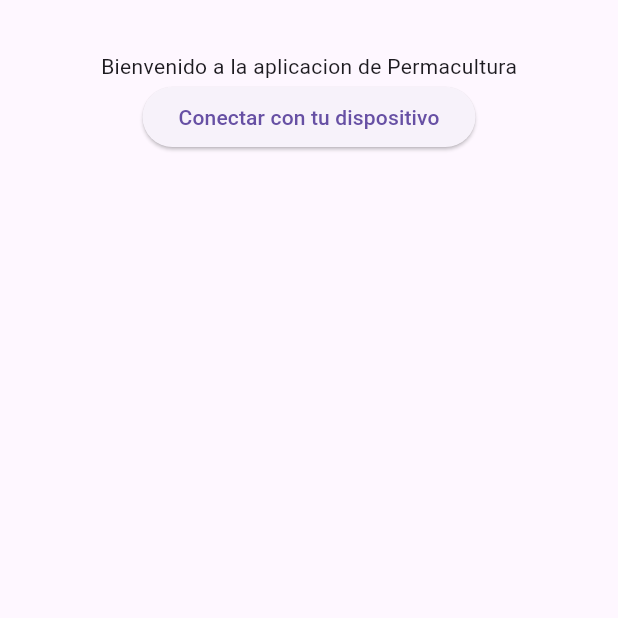
After one commit to mgm1221/App_permacultura, a Flutter app: the screen it shows after launch, on a phone screen of 412 x 824 dp, the part 558-1176 px from its top. The commit adds this screen. Run offline on Flutter 3.47's test engine with Material 3 defaults, Android fonts, the phone set to English and light mode, and no system bars; our stand-ins replace permission_handler, shared_preferences; missing offline and left inert: flutter_reactive_ble.

Commit message:
Se agrego pantalla home, firstScreen para diferenciar entre el primer igreso a la aplicacion

```diff
--- /dev/null
+++ b/lib/Screens/firstScreen.dart
@@ -0,0 +1,45 @@
+import 'package:flutter/material.dart';
+import 'scanningBLE.dart';
+
+class FirstScreen extends StatefulWidget{
+  const FirstScreen({super.key});
+
+  @override
+  State<StatefulWidget> createState() =>_FirstScreenState();
+}
+
+class _FirstScreenState extends State<FirstScreen>{
+  @override
+  Widget build(BuildContext context) {
+
+    return Scaffold(
+      appBar: AppBar(
+        backgroundColor: Colors.greenAccent,
+        title: Text("Iniciar sesion"),
+      ),
+      body: Center(
+
+        child: Column(
+
+          mainAxisAlignment: MainAxisAlignment.center,
+          children: <Widget>[
+            const Text(
+              'Bienvenido a la aplicacion de Permacultura',
+            ),
+            ElevatedButton(
+                onPressed: (){
+                  Navigator.push(
+                    context,
+                    MaterialPageRoute<void>(
+                      builder: (context)=> ScanScreen(),
+                    ),
+                  );
+                },
+                child: Text("Conectar con tu dispositivo")
+            )
+          ],
+        ),
+      ),
+    );
+  }
+}
--- a/lib/Screens/scanningBLE.dart
+++ b/lib/Screens/scanningBLE.dart
@@ -2,7 +2,7 @@ import 'package:flutter/material.dart';
 import 'package:flutter_reactive_ble/flutter_reactive_ble.dart';
 import 'package:app/Services/ble_Search.dart';
 import 'package:app/Services/bleConnect.dart';
-import 'Pantalla_credenciales_wifi.dart';
+import 'wifiCredentials.dart';
 
 
 final flutterReactiveBle = FlutterReactiveBle();
--- a/lib/Services/bleSendCredentials.dart
+++ b/lib/Services/bleSendCredentials.dart
@@ -9,10 +9,8 @@ Future<bool> sentCredentials(FlutterReactiveBle ble, String deviceId, String ssi
   String finalString = ssid + " " + password;
   try{
     await ble.writeCharacteristicWithResponse(qualChar, value: utf8.encode(finalString));
-    print("Write with response successful");
     SettingsService.markParingComplete();
     SettingsService.savePairedDeviceId(deviceId);
-    print(SettingsService.pairedDeviceId);
     return true;
 
   }catch(e){
--- a/lib/Services/settings_services.dart
+++ b/lib/Services/settings_services.dart
@@ -17,6 +17,9 @@ class SettingsService {
     await _prefs!.setBool(_kIsFirstRun, false);
   }
 
+  static Future<void> markParingNotComplete() async {
+    await _prefs!.setBool(_kIsFirstRun, true);
+  }
   static String? get pairedDeviceId => _prefs!.getString(_kPairedDeviceId);
 
   static Future<void> savePairedDeviceId(String deviceId) async {
```
Also changed, not shown: lib/Screens/homeScreen.dart (added, +33 -0 lines), lib/Screens/wifiCredentials.dart (renamed from lib/Screens/Pantalla_credenciales_wifi.dart, +7 -1 lines), lib/main.dart (+7 -57 lines), 1 other file.
